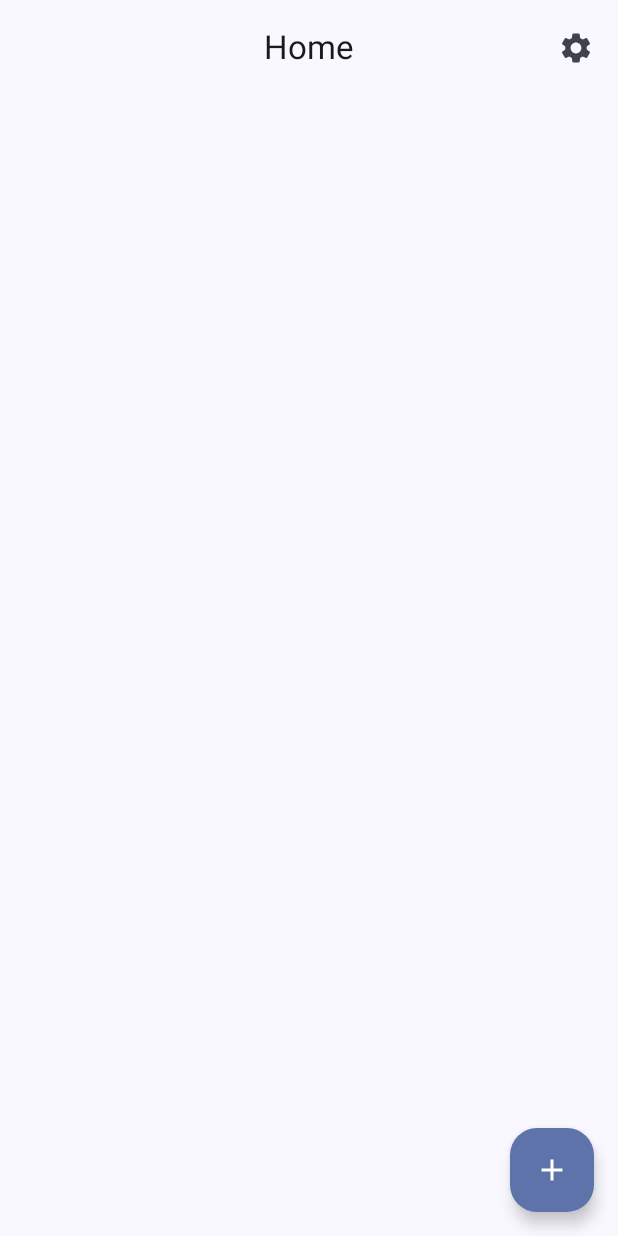
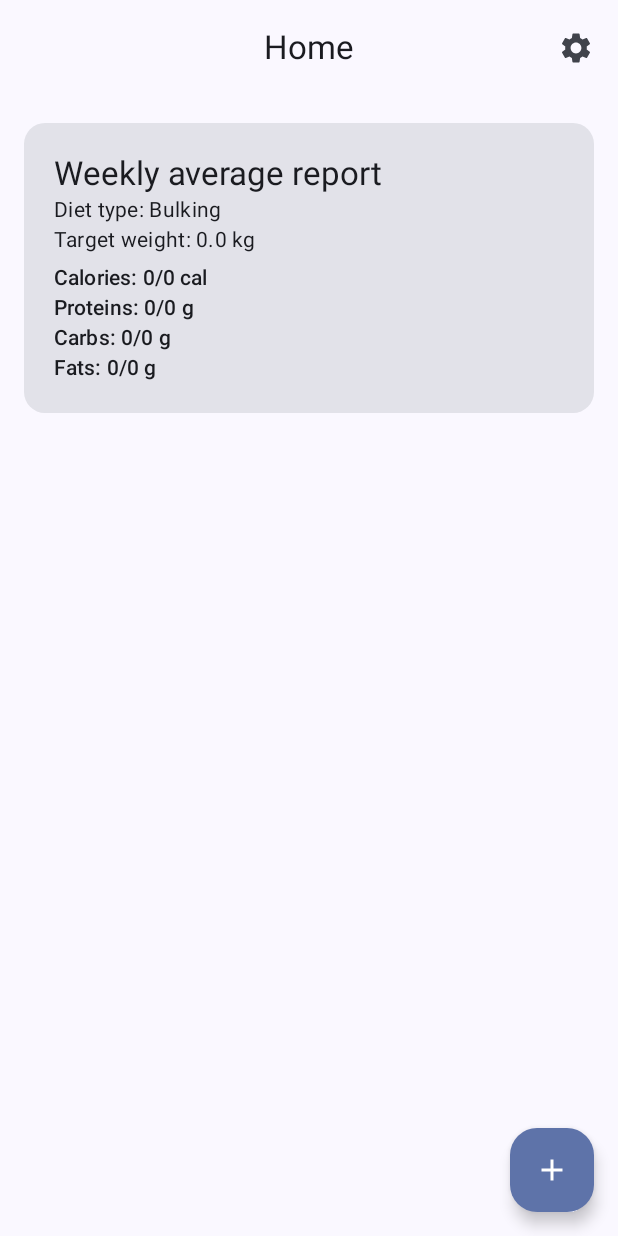
Before and after one commit to SrikantKanekar/MealPlanningApp, an Android app built with Jetpack Compose: the HomeScreen screen opened through its navigation route, on a phone screen of 412 x 824 dp. Run offline under Robolectric (Android 15) with nearby library versions, the phone set to English and light mode, and no system bars; our stand-ins replace Dagger/Hilt's generated code, Room's generated code.

Commit message:
add home screen dashboard

```diff
--- a/app/src/main/java/com/meal/planner/model/Diet.kt
+++ b/app/src/main/java/com/meal/planner/model/Diet.kt
@@ -8,3 +8,11 @@ data class Diet(
     val meals: ArrayList<Meal>,
     var daysOfWeek: ArrayList<DayOfWeek>
 )
+
+fun Diet.toCalories() = this.meals.sumOf { it.toCalories() } * daysOfWeek.size
+
+fun Diet.toProteins() = this.meals.sumOf { it.toProteins() } * daysOfWeek.size
+
+fun Diet.toCarbs() = this.meals.sumOf { it.toCarbs() } * daysOfWeek.size
+
+fun Diet.toFats() = this.meals.sumOf { it.toFats() } * daysOfWeek.size
--- a/app/src/main/java/com/meal/planner/model/Food.kt
+++ b/app/src/main/java/com/meal/planner/model/Food.kt
@@ -15,3 +15,9 @@ data class Food(
 
 fun Food.toCalories() =
     (proteins.proteinToCalories() + carbs.carbToCalories() + fats.fatToCalories()) * quantity / 100
+
+fun Food.toProteins() = proteins * quantity / 100
+
+fun Food.toCarbs() = carbs * quantity / 100
+
+fun Food.toFats() = fats * quantity / 100
--- a/app/src/main/java/com/meal/planner/model/Meal.kt
+++ b/app/src/main/java/com/meal/planner/model/Meal.kt
@@ -6,3 +6,11 @@ data class Meal(
     val foods: ArrayList<Food>,
     var timing: Int
 )
+
+fun Meal.toCalories() = this.foods.sumOf { it.toCalories() }
+
+fun Meal.toProteins() = this.foods.sumOf { it.toProteins() }
+
+fun Meal.toCarbs() = this.foods.sumOf { it.toCarbs() }
+
+fun Meal.toFats() = this.foods.sumOf { it.toFats() }
--- a/app/src/main/java/com/meal/planner/model/enums/DietType.kt
+++ b/app/src/main/java/com/meal/planner/model/enums/DietType.kt
@@ -1,5 +1,9 @@
 package com.meal.planner.model.enums
+
+import com.meal.planner.util.capitalise
 
 enum class DietType {
     BULKING, CUTTING, MAINTAINING, NULL
 }
+
+fun DietType.toName() = this.name.lowercase().capitalise()
--- a/app/src/main/java/com/meal/planner/presentation/ui/home/HomeScreen.kt
+++ b/app/src/main/java/com/meal/planner/presentation/ui/home/HomeScreen.kt
@@ -35,6 +35,7 @@ import androidx.compose.ui.Modifier
 import androidx.compose.ui.unit.dp
 import androidx.compose.ui.unit.sp
 import com.meal.planner.model.toCalories
+import com.meal.planner.presentation.ui.home.components.DashboardCard
 import com.meal.planner.util.capitalise
 import com.meal.planner.util.dayMap
 
@@ -80,6 +81,11 @@ fun HomeScreen(
         ) {
 
             val diets = uiState.diets.sortedBy { it.daysOfWeek.firstOrNull()?.value ?: 8 }
+
+            item {
+                DashboardCard(uiState = uiState, diets = diets)
+            }
+
             items(diets) { diet ->
                 val interactionSource = remember { MutableInteractionSource() }
 
--- a/app/src/main/java/com/meal/planner/presentation/ui/home/HomeUiState.kt
+++ b/app/src/main/java/com/meal/planner/presentation/ui/home/HomeUiState.kt
@@ -1,7 +1,10 @@
 package com.meal.planner.presentation.ui.home
 
 import com.meal.planner.model.Diet
+import com.meal.planner.model.enums.DietType
 
 data class HomeUiState(
-    val diets: List<Diet> = listOf()
+    val diets: List<Diet> = listOf(),
+    val weight: Double = 0.0,
+    val dietType: DietType = DietType.NULL
 )
--- a/app/src/main/java/com/meal/planner/presentation/ui/home/HomeViewModel.kt
+++ b/app/src/main/java/com/meal/planner/presentation/ui/home/HomeViewModel.kt
@@ -2,6 +2,7 @@ package com.meal.planner.presentation.ui.home
 
 import androidx.lifecycle.ViewModel
 import androidx.lifecycle.viewModelScope
+import com.meal.planner.cache.dataStore.SettingDataStore
 import com.meal.planner.cache.database.DietDataSource
 import dagger.hilt.android.lifecycle.HiltViewModel
 import kotlinx.coroutines.flow.MutableStateFlow
@@ -12,7 +13,8 @@ import javax.inject.Inject
 
 @HiltViewModel
 class HomeViewModel @Inject constructor(
-    private val dietDataSource: DietDataSource
+    private val dietDataSource: DietDataSource,
+    private val settingDataStore: SettingDataStore
 ) : ViewModel() {
 
     private val _uiState = MutableStateFlow(HomeUiState())
@@ -20,6 +22,16 @@ class HomeViewModel @Inject constructor(
 
     init {
         viewModelScope.launch {
+            settingDataStore.dietTypeFlow.collect { dietType ->
+                _uiState.update { it.copy(dietType = dietType) }
+            }
+        }
+        viewModelScope.launch {
+            settingDataStore.weightFlow.collect { weight ->
+                _uiState.update { it.copy(weight = weight) }
+            }
+        }
+        viewModelScope.launch {
             dietDataSource.dietListFlow().collect { diets ->
                 _uiState.update { it.copy(diets = diets) }
             }
--- /dev/null
+++ b/app/src/main/java/com/meal/planner/presentation/ui/home/components/DashboardCard.kt
@@ -0,0 +1,107 @@
+package com.meal.planner.presentation.ui.home.components
+
+import androidx.compose.foundation.layout.Column
+import androidx.compose.foundation.layout.Spacer
+import androidx.compose.foundation.layout.fillMaxWidth
+import androidx.compose.foundation.layout.height
+import androidx.compose.foundation.layout.padding
+import androidx.compose.material3.Card
+import androidx.compose.material3.MaterialTheme
+import androidx.compose.material3.Text
+import androidx.compose.runtime.Composable
+import androidx.compose.ui.Modifier
+import androidx.compose.ui.unit.dp
+import com.meal.planner.model.Diet
+import com.meal.planner.model.enums.toName
+import com.meal.planner.model.toCalories
+import com.meal.planner.model.toCarbs
+import com.meal.planner.model.toFats
+import com.meal.planner.model.toProteins
+import com.meal.planner.presentation.ui.home.HomeUiState
+import com.meal.planner.util.kgToPounds
+import com.meal.planner.util.targetCalories
+import com.meal.planner.util.targetCarbs
+import com.meal.planner.util.targetFats
+import com.meal.planner.util.targetProteins
+
+@Composable
+fun DashboardCard(
+    uiState: HomeUiState,
+    diets: List<Diet>
+) {
+    val totalDays = diets.sumOf { it.daysOfWeek.size }
+
+    val currentCalories = (diets.sumOf { it.toCalories() } / totalDays).toInt()
+    val currentProteins = (diets.sumOf { it.toProteins() } / totalDays).toInt()
+    val currentCarbs = (diets.sumOf { it.toCarbs() } / totalDays).toInt()
+    val currentFats = (diets.sumOf { it.toFats() } / totalDays).toInt()
+
+    val targetCalories = targetCalories(uiState.weight.kgToPounds(), uiState.dietType).toInt()
+    val targetProteins = targetProteins(uiState.weight.kgToPounds(), uiState.dietType).toInt()
+    val targetCarbs = targetCarbs(uiState.weight.kgToPounds(), uiState.dietType).toInt()
+    val targetFats = targetFats(uiState.weight.kgToPounds(), uiState.dietType).toInt()
+
+    Card(
+        modifier = Modifier.fillMaxWidth(),
+    ) {
+        Column(
+            modifier = Modifier.padding(20.dp)
+        ) {
+            Text(
+                text = "Weekly average report",
+                style = MaterialTheme.typography.titleLarge
+            )
+            Text(
+                text = "Diet type: ${uiState.dietType.toName()}",
+                style = MaterialTheme.typography.bodyMedium
+            )
+            Text(
+                text = "Target weight: ${uiState.weight} kg",
+                style = MaterialTheme.typography.bodyMedium
+            )
+
+            Spacer(modifier = Modifier.height(5.dp))
+
+            DashboardItem(
+                name = "Calories",
+                unit = "cal",
+                current = currentCalories,
+                target = targetCalories
+            )
+
+            DashboardItem(
+                name = "Proteins",
+                unit = "g",
+                current = currentProteins,
+                target = targetProteins
+            )
+
+            DashboardItem(
+                name = "Carbs",
+                unit = "g",
+                current = currentCarbs,
+                target = targetCarbs
+            )
+
+            DashboardItem(
+                name = "Fats",
+                unit = "g",
+                current = currentFats,
+                target = targetFats
+            )
+        }
+    }
+}
+
+@Composable
+fun DashboardItem(
+    name: String,
+    unit: String,
+    current: Int,
+    target: Int
+) {
+    Text(
+        text = "$name: $current/$target $unit",
+        style = MaterialTheme.typography.labelLarge
+    )
+}
--- a/app/src/main/java/com/meal/planner/util/CaloriesUtil.kt
+++ b/app/src/main/java/com/meal/planner/util/CaloriesUtil.kt
@@ -1,6 +1,8 @@
 package com.meal.planner.util
 
 import com.meal.planner.model.enums.DietType
+
+fun Double.kgToPounds() = this * 2.20462
 
 fun Double.proteinToCalories() = this * 4
 
```
